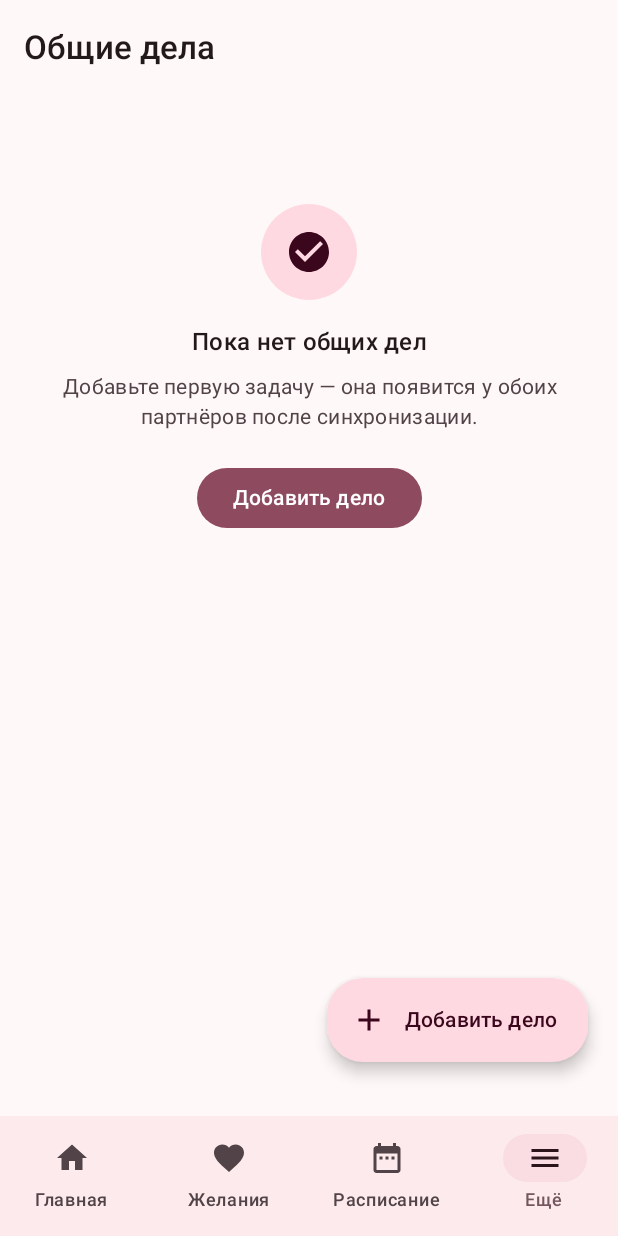
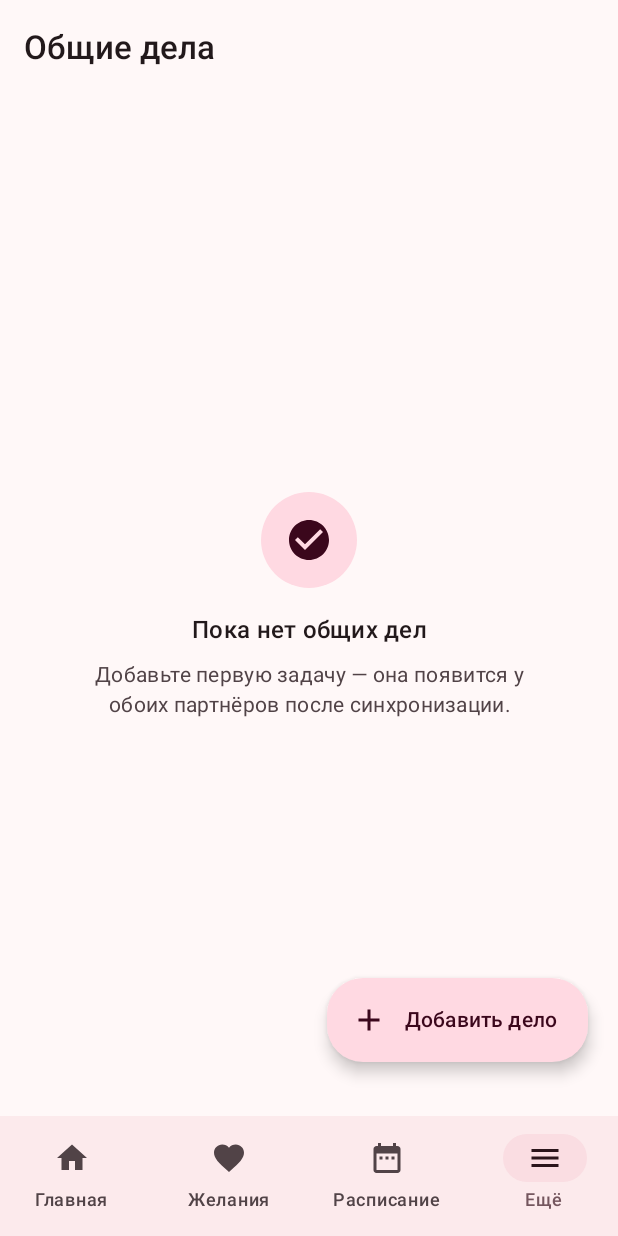
Before and after one commit to TarKek/vdvoem, an Android app built with Jetpack Compose: the tasks screen opened through its navigation route, on a phone screen of 412 x 824 dp. Run offline under Robolectric (Android 15) with nearby library versions, the phone set to English and light mode, and no system bars.

Commit message:
release: v0.16.0

```diff
--- a/app/build.gradle.kts
+++ b/app/build.gradle.kts
@@ -27,8 +27,8 @@ android {
         applicationId = "app.vdvoem"
         minSdk = 26
         targetSdk = 35
-        versionCode = 27
-        versionName = "0.15.0"
+        versionCode = 28
+        versionName = "0.16.0"
     }
 
     signingConfigs {
--- a/feature/tasks/src/main/java/app/vdvoem/feature/tasks/TasksScreen.kt
+++ b/feature/tasks/src/main/java/app/vdvoem/feature/tasks/TasksScreen.kt
@@ -74,14 +74,17 @@ fun TasksScreen(
                 modifier = Modifier.align(Alignment.Center)
             )
 
-            state.isEmpty -> EmptyState(
-                icon = Icons.Filled.CheckCircle,
-                title = stringResource(R.string.tasks_empty_title),
-                message = stringResource(R.string.tasks_empty_message),
-                actionLabel = stringResource(R.string.tasks_add),
-                onAction = onAdd,
-                modifier = Modifier.padding(top = VdvoemSpacing.huge)
-            )
+            state.isEmpty -> Box(
+                modifier = Modifier.fillMaxSize(),
+                contentAlignment = Alignment.Center
+            ) {
+                EmptyState(
+                    icon = Icons.Filled.CheckCircle,
+                    title = stringResource(R.string.tasks_empty_title),
+                    message = stringResource(R.string.tasks_empty_message),
+                    modifier = Modifier.padding(horizontal = VdvoemSpacing.xl)
+                )
+            }
 
             else -> LazyColumn(
                 modifier = Modifier.fillMaxSize(),
```
Also changed, not shown: 3 other files.
